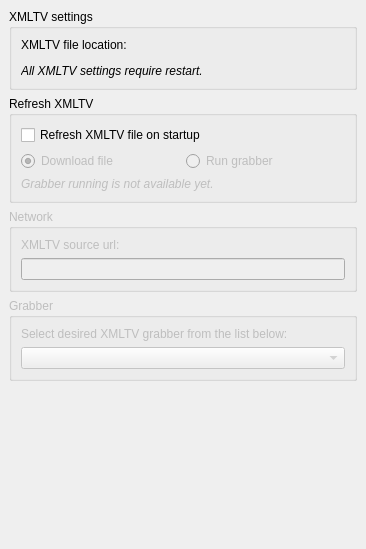
Above: src/widgets/settings/SettingsSchedule.ui from ntadej/tano before the change. Below: the same form after it.
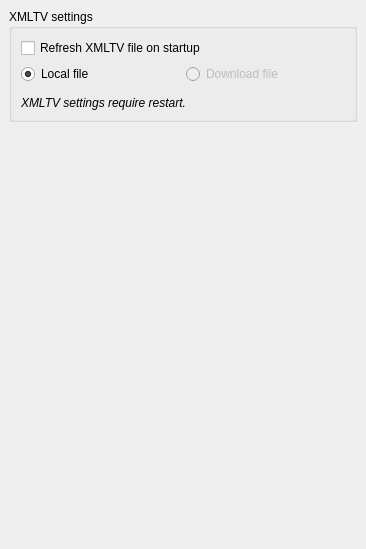
That is the form after the change. Icons and pictures are not drawn. Custom widgets are drawn as their Qt base class.

Commit message:
[core] Database support for XMLTV
Work in progress

Diff of the .ui file:
```diff
--- a/src/widgets/settings/SettingsSchedule.ui
+++ b/src/widgets/settings/SettingsSchedule.ui
@@ -40,33 +40,17 @@
          <property name="title">
           <string>XMLTV settings</string>
          </property>
-         <layout class="QVBoxLayout" name="verticalLayout_3">
-          <item>
-           <widget class="QLabel" name="labelLocation">
-            <property name="text">
-             <string>XMLTV file location:</string>
-            </property>
-           </widget>
-          </item>
-          <item>
-           <widget class="BrowseWidget" name="location" native="true"/>
-          </item>
-          <item>
-           <widget class="QLabel" name="label">
-            <property name="text">
-             <string>&lt;i&gt;All XMLTV settings require restart.&lt;/i&gt;</string>
-            </property>
-           </widget>
-          </item>
-         </layout>
-        </widget>
-       </item>
-       <item>
-        <widget class="QGroupBox" name="groupRefresh">
-         <property name="title">
-          <string>Refresh XMLTV</string>
-         </property>
          <layout class="QGridLayout" name="gridLayout">
+          <item row="1" column="0">
+           <widget class="QRadioButton" name="radioFile">
+            <property name="text">
+             <string>Local file</string>
+            </property>
+            <property name="checked">
+             <bool>true</bool>
+            </property>
+           </widget>
+          </item>
           <item row="0" column="0" colspan="2">
            <widget class="QCheckBox" name="checkRefresh">
             <property name="text">
@@ -74,7 +58,17 @@
             </property>
            </widget>
           </item>
-          <item row="1" column="0">
+          <item row="2" column="0" colspan="2">
+           <widget class="BrowseWidget" name="location" native="true"/>
+          </item>
+          <item row="3" column="0" colspan="2">
+           <widget class="QLabel" name="label">
+            <property name="text">
+             <string>&lt;i&gt;XMLTV settings require restart.&lt;/i&gt;</string>
+            </property>
+           </widget>
+          </item>
+          <item row="1" column="1">
            <widget class="QRadioButton" name="radioNetwork">
             <property name="enabled">
              <bool>false</bool>
@@ -83,73 +77,9 @@
              <string>Download file</string>
             </property>
             <property name="checked">
-             <bool>true</bool>
-            </property>
-           </widget>
-          </item>
-          <item row="1" column="1">
-           <widget class="QRadioButton" name="radioGrabber">
-            <property name="enabled">
              <bool>false</bool>
             </property>
-            <property name="text">
-             <string>Run grabber</string>
-            </property>
            </widget>
-          </item>
-          <item row="2" column="0" colspan="2">
-           <widget class="QLabel" name="labelRefresh">
-            <property name="enabled">
-             <bool>false</bool>
-            </property>
-            <property name="text">
-             <string>&lt;i&gt;Grabber running is not available yet.&lt;/i&gt;</string>
-            </property>
-           </widget>
-          </item>
-         </layout>
-        </widget>
-       </item>
-       <item>
-        <widget class="QGroupBox" name="groupUrl">
-         <property name="enabled">
-          <bool>false</bool>
-         </property>
-         <property name="title">
-          <string>Network</string>
-         </property>
-         <layout class="QVBoxLayout" name="verticalLayout_4">
-          <item>
-           <widget class="QLabel" name="labelUrl">
-            <property name="text">
-             <string>XMLTV source url:</string>
-            </property>
-           </widget>
-          </item>
-          <item>
-           <widget class="QLineEdit" name="editUrl"/>
-          </item>
-         </layout>
-        </widget>
-       </item>
-       <item>
-        <widget class="QGroupBox" name="groupGrabber">
-         <property name="enabled">
-          <bool>false</bool>
-         </property>
-         <property name="title">
-          <string>Grabber</string>
-         </property>
-         <layout class="QVBoxLayout" name="verticalLayout_2">
-          <item>
-           <widget class="QLabel" name="labelSelect">
-            <property name="text">
-             <string>Select desired XMLTV grabber from the list below:</string>
-            </property>
-           </widget>
-          </item>
-          <item>
-           <widget class="QComboBox" name="comboGrabber"/>
           </item>
          </layout>
         </widget>
```
Left out of the diff: 31 changed lines with no effect on the pictures. The commit also changes 43 other files.
